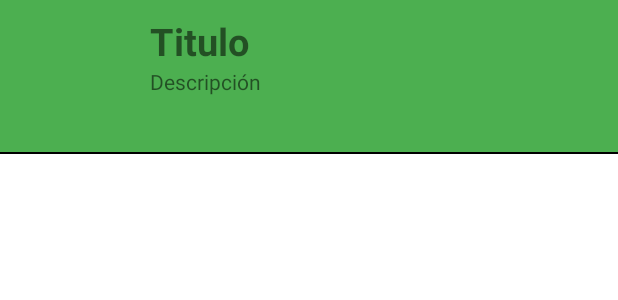
After one commit to carlos26sg/Cuentameuncuento, an Android app: the layout item_list_cuentos.xml on its own in the app's theme, with its tools: preview values and no code run, on a phone screen of 412 x 824 dp. The commit adds this screen. Shown: the top 300 px of the screen. Run offline under Robolectric (Android 15) with nearby library versions, the phone set to English and light mode, and no system bars.

Commit message:
Cuentame un cuento

```diff
--- a/app/build.gradle
+++ b/app/build.gradle
@@ -41,4 +41,6 @@ dependencies {
     implementation 'com.google.firebase:firebase-auth'
     implementation 'com.google.android.gms:play-services-auth:20.4.0'
     implementation 'com.google.firebase:firebase-firestore'
+    implementation 'com.firebaseui:firebase-ui-firestore:8.0.2'
+    implementation 'com.squareup.picasso:picasso:2.71828'
 }
--- a/app/src/main/java/com/carlossega/cuentameuncuento/MenuPrincipal.java
+++ b/app/src/main/java/com/carlossega/cuentameuncuento/MenuPrincipal.java
@@ -66,6 +66,7 @@ public class MenuPrincipal extends AppCompatActivity {
             checkBD(email);
         } else {
             info.setText(getString(R.string.no_inicio));
+            act_perfil.setVisibility(View.GONE);
         }
 
         //Arrancamos el hilo musical
--- /dev/null
+++ b/app/src/main/res/layout/item_list_cuentos.xml
@@ -0,0 +1,51 @@
+<?xml version="1.0" encoding="utf-8"?>
+<LinearLayout xmlns:android="http://schemas.android.com/apk/res/android"
+    android:orientation="vertical"
+    android:layout_width="match_parent"
+    android:layout_height="wrap_content"
+    android:background="@color/green_500">
+
+    <LinearLayout
+        android:layout_width="match_parent"
+        android:layout_height="wrap_content"
+        android:orientation="horizontal">
+
+        <ImageView
+            android:layout_width="70dp"
+            android:layout_height="70dp"
+            android:id="@+id/idImagen"
+            android:layout_margin="10dp"/>
+
+        <LinearLayout
+            android:layout_width="match_parent"
+            android:layout_height="wrap_content"
+            android:orientation="vertical"
+            android:layout_margin="10dp">
+
+            <TextView
+                android:layout_width="match_parent"
+                android:layout_height="wrap_content"
+
+                android:id="@+id/idTitulo"
+                android:textSize="25sp"
+                android:textStyle="bold"
+                android:text="Titulo"/>
+
+            <TextView
+                android:layout_width="match_parent"
+                android:layout_height="wrap_content"
+                android:layout_marginBottom="10dp"
+                android:id="@+id/idDescripcion"
+                android:text="Descripción"/>
+
+        </LinearLayout>
+
+    </LinearLayout>
+
+    <TextView
+        android:layout_width="match_parent"
+        android:layout_height="1dp"
+        android:background="@color/black"
+        android:layout_marginTop="11dp"/>
+
+</LinearLayout>
--- a/app/src/main/res/values/strings.xml
+++ b/app/src/main/res/values/strings.xml
@@ -18,4 +18,8 @@
     <string name="idioma">Idioma</string>
     <string name="perfil">Perfil</string>
     <string name="email">Email</string>
+    <string name="seguro">Está seguro?</string>
+    <string name="si">Si</string>
+    <string name="no">No</string>
+    <string name="borrar">Se va a borrar la cuenta</string>
 </resources>
```
Also changed, not shown: app/src/main/java/com/carlossega/cuentameuncuento/AdaptadorCuentos.java (added, +62 -0 lines), app/src/main/java/com/carlossega/cuentameuncuento/Autenticacion.java (+10 -7 lines), app/src/main/java/com/carlossega/cuentameuncuento/Cuento.java (added, +42 -0 lines), app/src/main/java/com/carlossega/cuentameuncuento/Perfil.java (+82 -3 lines), app/src/main/java/com/carlossega/cuentameuncuento/SeleccionCuento.java (+55 -0 lines), app/src/main/res/layout/activity_perfil.xml (+24 -23 lines), app/src/main/res/layout/activity_seleccion_cuento.xml (+11 -11 lines), app/src/main/res/drawable/btn.png (deleted), app/src/main/res/drawable/pause.9.png (added), app/src/main/res/drawable/play.9.png (added).
